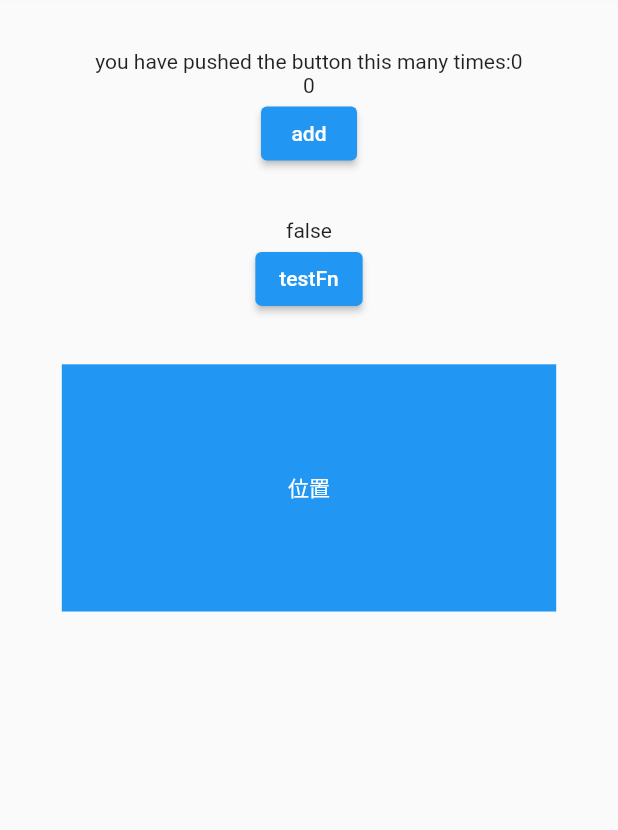
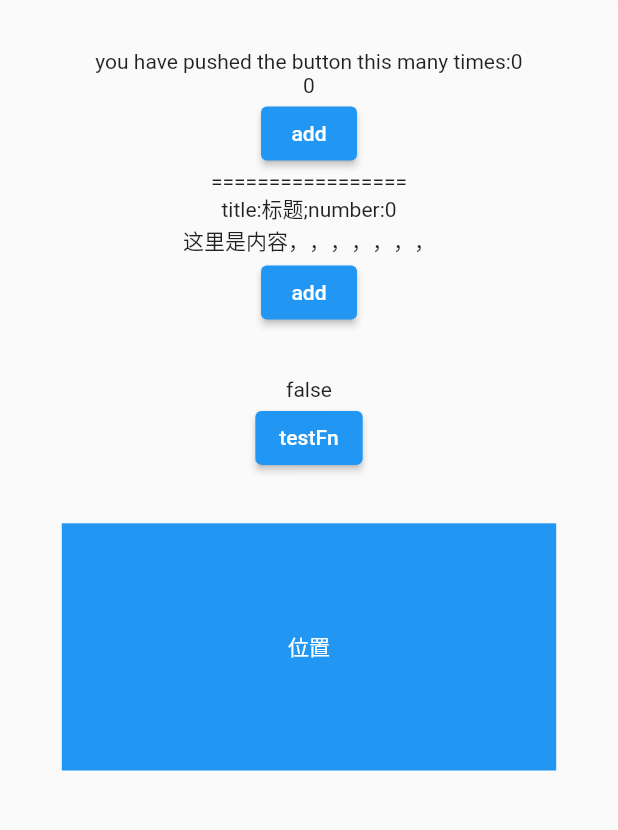
Before and after one commit to xiongben/flutterLearnDemo2, a Flutter app: the EventDemo screen opened by its route, on a phone screen of 412 x 824 dp, the part 108-938 px from its top. Run offline on Flutter 3.47's test engine with Material 2 defaults, Android fonts, the phone set to English and light mode, and no system bars; our stand-ins replace flutter_screenutil.

Commit message:
[add] event demo

```diff
--- a/lib/EventDemo/index.dart
+++ b/lib/EventDemo/index.dart
@@ -17,10 +17,24 @@ class _EventDemoState extends State<EventDemo> {
   bool _testStatus = false;
   int _counter = 0;
   ValueNotifier<int> _notifier = ValueNotifier<int>(0);  //监听变量
+  ComplicatedObjectNotifier _notifier2 = ComplicatedObjectNotifier(ComplicatedObject(number: 0, title: "标题"));
+  Widget _content = Center(
+    child: Text('这里是内容，，，，，，，'),
+  );
 
   void _incrementCounter() {
     _counter++;
     _notifier.value++;
+  }
+
+  void _incrementCounter2() {
+   _notifier2.setTitle('又是新标题');
+  }
+
+  @override
+  void initState() {
+    // TODO: implement initState
+    super.initState();
   }
 
 
@@ -48,6 +62,23 @@ class _EventDemoState extends State<EventDemo> {
                 Text(_counter.toString()),
                 ElevatedButton(
                     onPressed: _incrementCounter,
+                    child: Text("add")
+                ),
+                Text("================="),
+                ValueListenableBuilder(
+                    valueListenable: _notifier2,
+                    child: _content,
+                    builder: (BuildContext context, ComplicatedObject value, child) {
+                      return Column(
+                        children: [
+                          Text('title:${value.title};number:${value.number}'),
+                          child as Widget,
+                        ],
+                      );
+                    }
+                ),
+                ElevatedButton(
+                    onPressed: _incrementCounter2,
                     child: Text("add")
                 ),
                 SizedBox(height: 30.w,),
@@ -90,3 +121,20 @@ class _EventDemoState extends State<EventDemo> {
     );
   }
 }
+
+class ComplicatedObject {
+  int number;
+  String title;
+
+  ComplicatedObject({required this.number, required this.title});
+}
+
+//自定义监听对象属性
+class ComplicatedObjectNotifier extends ValueNotifier<ComplicatedObject> {
+  ComplicatedObjectNotifier(ComplicatedObject object):super(object);
+
+  void setTitle(String newTitle) {
+    value.title = newTitle;
+    notifyListeners(); //核心语句
+  }
+}
```
